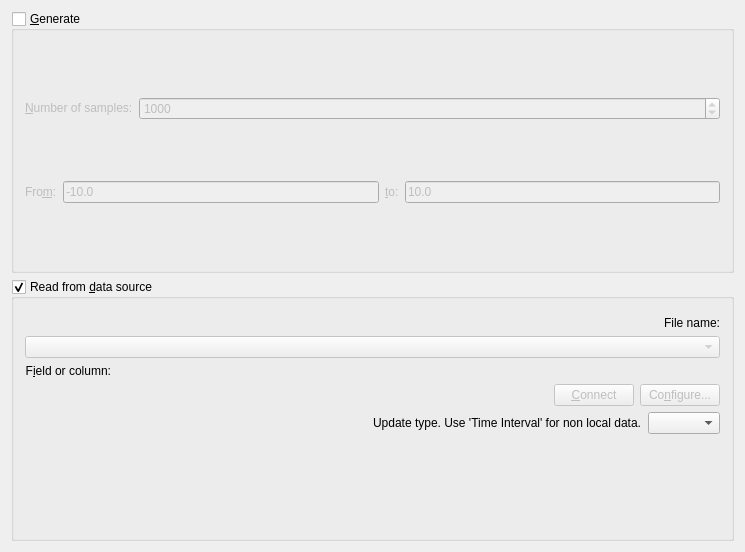
The window that src/libkstapp/vectortab.ui (Kst-plot/kst) describes before a commit, drawn with Qt 5.
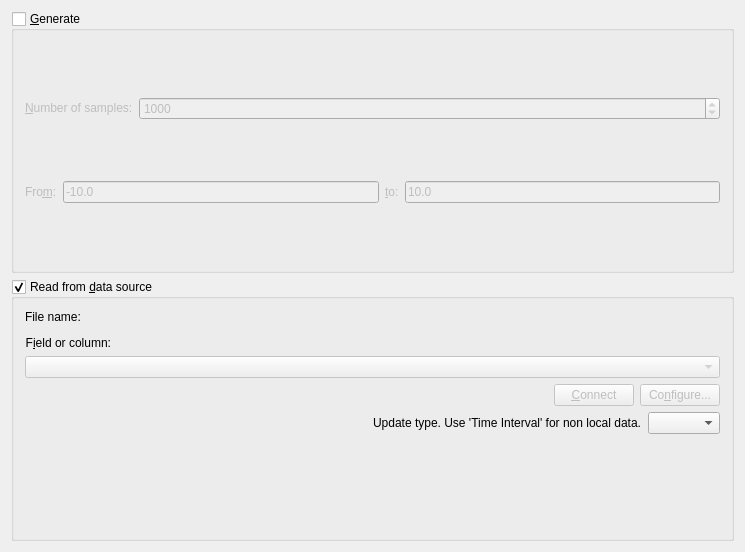
The same window after the commit. Custom widgets are drawn as their Qt base class.

Commit message: GUI: BUG: Fix layout bugs in the vector dialog.

The edit to the form file:
```diff
--- a/src/libkstapp/vectortab.ui
+++ b/src/libkstapp/vectortab.ui
@@ -152,16 +152,13 @@
       <bool>true</bool>
      </property>
      <layout class="QVBoxLayout" name="verticalLayout">
-      <item>
-       <widget class="Kst::DataSourceSelector" name="_fileName" native="true"/>
-      </item>
       <item>
        <widget class="QLabel" name="label_4">
         <property name="text">
          <string>File name:</string>
         </property>
         <property name="alignment">
-         <set>Qt::AlignRight|Qt::AlignTrailing|Qt::AlignVCenter</set>
+         <set>Qt::AlignLeading|Qt::AlignLeft|Qt::AlignVCenter</set>
         </property>
         <property name="wordWrap">
          <bool>false</bool>
@@ -169,11 +166,7 @@
        </widget>
       </item>
       <item>
-       <widget class="Kst::ComboBox" name="_field">
-        <property name="enabled">
-         <bool>false</bool>
-        </property>
-       </widget>
+       <widget class="Kst::DataSourceSelector" name="_fileName" native="true"/>
       </item>
       <item>
        <widget class="QLabel" name="label_5">
@@ -197,6 +190,13 @@
         </property>
        </widget>
       </item>
+      <item>
+       <widget class="Kst::ComboBox" name="_field">
+        <property name="enabled">
+         <bool>false</bool>
+        </property>
+       </widget>
+      </item>
       <item>
        <layout class="QHBoxLayout">
         <property name="margin">
```
